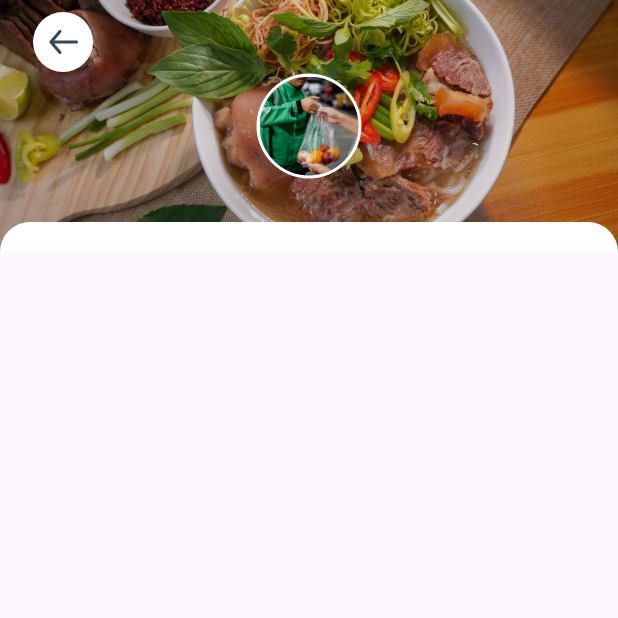
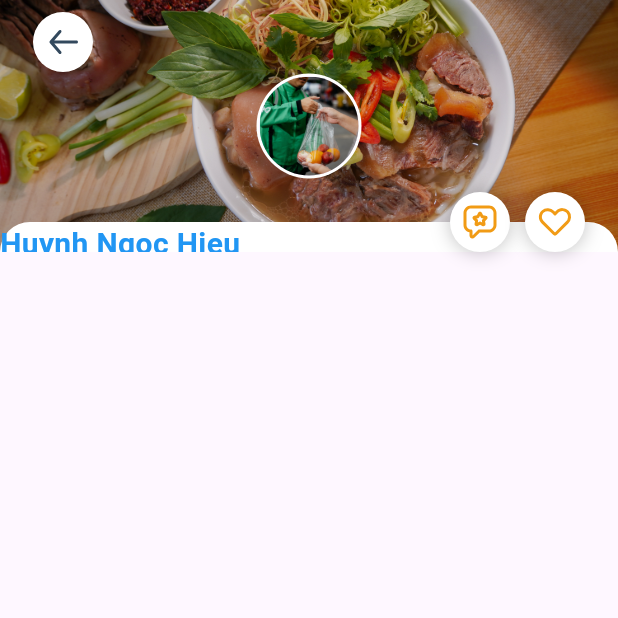
Before and after one commit to huynhngochiu0201/app_food_flutter, a Flutter app: the screen it shows after launch, after a tap on "Huynh Ngoc Hieu", on a phone screen of 412 x 824 dp, the top half of it. Run offline on Flutter 3.47's test engine with Material 2 defaults, Android fonts, the phone set to English and light mode, and no system bars; our stand-ins replace flutter_svg; accounts and stored records are empty.

```diff
--- a/lib/model/post_model.dart
+++ b/lib/model/post_model.dart
@@ -54,7 +54,7 @@ List<PostModel> posts = [
   PostModel()
     ..id = '4'
     ..user = user2
-    ..cuisineType = 'Tay Nguyen'
+    ..cuisineType = 'Ha Noi'
     ..rate = 5.0
     ..location = locationUser1
     ..description =
@@ -66,10 +66,10 @@ List<PostModel> posts = [
   PostModel()
     ..id = '5'
     ..user = user2
-    ..cuisineType = 'Ha Noi'
+    ..cuisineType = 'Tay Nguyen'
     ..rate = 4.0
     ..location = locationUser2
-    ..description = 'bbbbbcccc'
+    ..description = 'Danh sách món ngon Hà Nội nhiều vô số kể. Dù bắt đầu hành trình khám phá ẩm thực Hà vào buổi sáng, buổi trưa, buổi chiều hay... giữa đêm khuya, bạn vẫn sẽ có được trải nghiệm vẹn tròn "hương - vị - sắc".'
     ..image = [
     'assets/images/food2.jpg',
     ],
--- a/lib/model/user_model.dart
+++ b/lib/model/user_model.dart
@@ -57,7 +57,7 @@ UserModel user1 = UserModel()
 
 UserModel user2 = UserModel()
   ..id = '2'
-  ..name = "Huy02"
+  ..name = "Hiu Food"
   ..avatar = 'assets/images/food3.jpg'
   ..couverture =
       'assets/images/food4.jpg'
@@ -79,7 +79,7 @@ UserModel user2 = UserModel()
 
 UserModel user3 = UserModel()
   ..id = '3'
-  ..name = "Huy04"
+  ..name = "Buốn Bò Huế"
   ..avatar = 'assets/images/food5.jpg'
   ..couverture =
       'assets/images/food6.jpg'
--- a/lib/pages/introduce_page.dart
+++ b/lib/pages/introduce_page.dart
@@ -46,23 +46,89 @@ class _IntroducePageState extends State<IntroducePage> {
                   topRight: Radius.circular(20.0),
                 ),
               ),
+              child: ListView(
+                children: [
+                  Text(
+                    widget.user.name ?? '',
+                    style: const TextStyle(
+                        fontSize: 20.0,
+                        fontWeight: FontWeight.w600,
+                        color: Colors.blue),
+                    maxLines: 1,
+                    overflow: TextOverflow.ellipsis,
+                  ),
+                ],
+              ),
             ),
           ),
-           Positioned(
+          Positioned(
             top: 168 / 2 - 35,
-            left: MediaQuery.of(context).size.width /2 -35,// Dùng MediaQuery.of(context).size.width /2 -35 để canh chỉnh ảnh vào giữa
+            left: MediaQuery.of(context).size.width / 2 -
+                35, // Dùng MediaQuery.of(context).size.width /2 -35 để canh chỉnh ảnh vào giữa
             // right: 0.0,
             child: CircleAvatar(
-              radius: 35.0 ,
+              radius: 35.0,
               backgroundColor: Colors.white,
               child: CircleAvatar(
                 radius: 33.0,
-                backgroundImage: Image.asset(widget.user.avatar ?? '' ,fit: BoxFit.contain,).image, //StatefulWidget là phải có Widget
+                backgroundImage: Image.asset(
+                  widget.user.avatar ?? '',
+                  fit: BoxFit.contain,
+                ).image, //StatefulWidget là phải có Widget
               ),
             ),
-          )
+          ),
+          const Positioned(
+            right: 22.0,
+            bottom: 0,
+            child: Row(
+              children: [
+                customStar(
+                  icon: 'assets/icon/Frame1sao.svg',
+                ),
+                SizedBox(
+                  width: 10.0,
+                ),
+                customStar(
+                  icon: 'assets/icon/HeartStraight.svg',
+                ),
+              ],
+            ),
+          ),
+          const SizedBox(
+            width: 10.0,
+          ),
         ],
       ),
     );
   }
 }
+
+// ignore: camel_case_types
+class customStar extends StatelessWidget {
+  const customStar({
+    super.key,
+    required this.icon,
+  });
+  final String icon;
+
+  @override
+  Widget build(BuildContext context) {
+    return Container(
+      padding: const EdgeInsets.all(8.0),
+      decoration: BoxDecoration(
+        color: Colors.white,
+        shape: BoxShape.circle,
+        boxShadow: [
+          BoxShadow(
+            color: Colors.black.withOpacity(0.25),
+            offset: const Offset(0.0, 0.0),
+            blurRadius: 10.0,
+            spreadRadius: 0,
+          ),
+        ],
+      ),
+      child: SvgPicture.asset(icon),
+    );
+  }
+}
```
Also changed, not shown: assets/icon/Frame1sao.svg (added), assets/icon/HeartStraight.svg (added).
